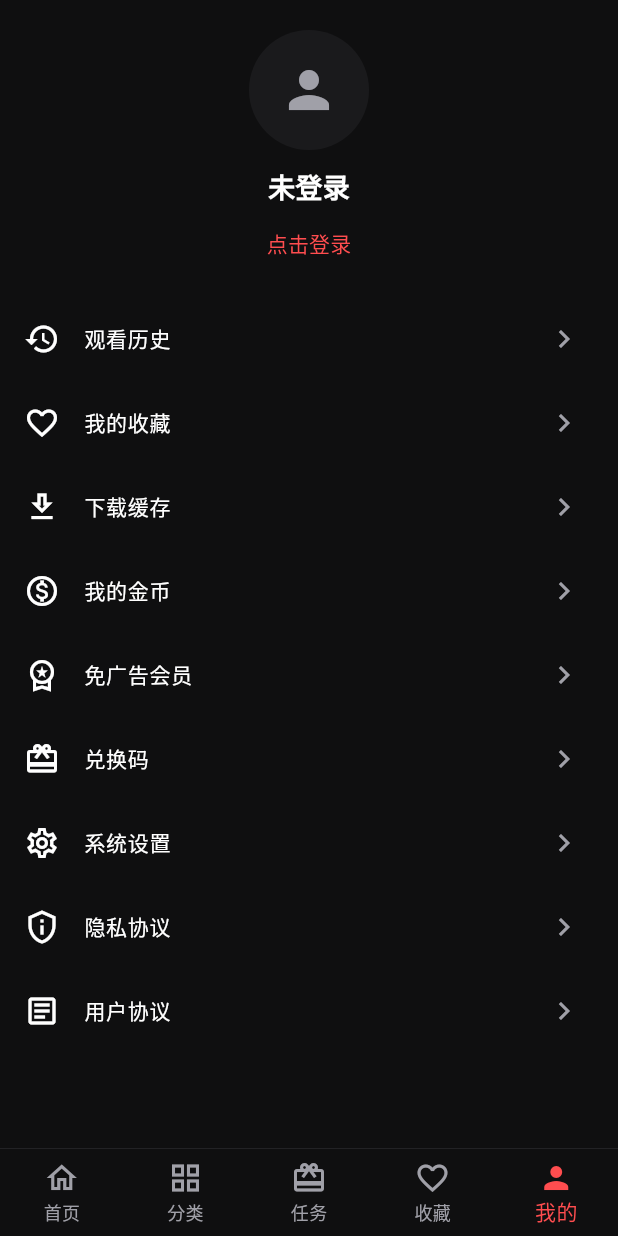
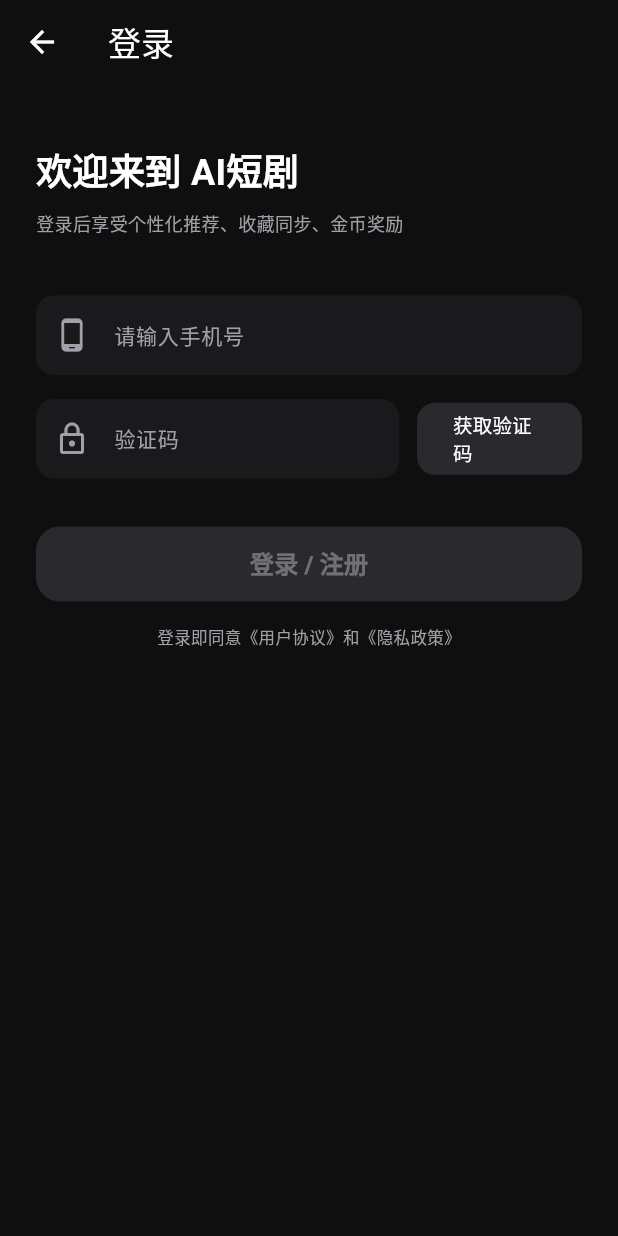
Before and after one commit to boorzhang/aimj, a Flutter app: the ProfilePage screen opened by its route, after a tap on "点击登录", on a phone screen of 412 x 824 dp. Run offline on Flutter 3.47's test engine with Material 3 defaults, Android fonts, the phone set to English and light mode, and no system bars; our stand-ins replace cached_network_image, dio, flutter_riverpod, flutter_screenutil, go_router, shared_preferences and 1 more; accounts and stored records are empty; network calls fail.

Commit message:
feat: 用户系统 - 登录/签到/金币/鉴权状态管理
后端：
- UserRepo 接口 + 内存实现（注册/登录/签到/金币增减）
- UserService 业务层（手机号+验证码登录，MVP固定1234）
- JWT 签发 + 自动注册新用户（送100金币）
- 签到接口：连续签到奖励递增（20/30/50金币），防重复签到
- 路由：POST /user/login（公开）、GET /user/me + POST /user/sign-in（需JWT）

客户端：
- AuthState + AuthNotifier（Riverpod StateNotifier）
- JWT 存 SharedPreferences，启动时自动恢复登录态
- Dio 拦截器自动注入 Authorization header
- 登录页：手机号输入 + 验证码 60s 倒计时 + 登录/注册按钮
- Profile 页：已登录显示昵称+金币余额+退出，未登录显示登录入口
- 任务中心：签到调真接口，未登录跳登录页

```diff
--- a/client/lib/app.dart
+++ b/client/lib/app.dart
@@ -1,11 +1,25 @@
 import 'package:flutter/material.dart';
+import 'package:flutter_riverpod/flutter_riverpod.dart';
 import 'package:flutter_screenutil/flutter_screenutil.dart';
 
 import 'router/app_router.dart';
+import 'services/auth/auth_service.dart';
 import 'theme/app_theme.dart';
 
-class AimjApp extends StatelessWidget {
+class AimjApp extends ConsumerStatefulWidget {
   const AimjApp({super.key});
+
+  @override
+  ConsumerState<AimjApp> createState() => _AimjAppState();
+}
+
+class _AimjAppState extends ConsumerState<AimjApp> {
+  @override
+  void initState() {
+    super.initState();
+    // 启动时从本地恢复登录态
+    Future.microtask(() => ref.read(authProvider.notifier).restore());
+  }
 
   @override
   Widget build(BuildContext context) {
--- /dev/null
+++ b/client/lib/pages/login/login_page.dart
@@ -0,0 +1,224 @@
+import 'dart:async';
+
+import 'package:flutter/material.dart';
+import 'package:flutter_riverpod/flutter_riverpod.dart';
+import 'package:go_router/go_router.dart';
+
+import '../../services/auth/auth_service.dart';
+import '../../theme/app_theme.dart';
+
+/// 手机号 + 验证码登录页
+///
+/// MVP 阶段验证码固定 1234。
+class LoginPage extends ConsumerStatefulWidget {
+  const LoginPage({super.key});
+
+  @override
+  ConsumerState<LoginPage> createState() => _LoginPageState();
+}
+
+class _LoginPageState extends ConsumerState<LoginPage> {
+  final _phoneCtl = TextEditingController();
+  final _codeCtl = TextEditingController();
+  bool _sending = false;
+  bool _logging = false;
+  int _countdown = 0;
+  Timer? _timer;
+
+  @override
+  void dispose() {
+    _phoneCtl.dispose();
+    _codeCtl.dispose();
+    _timer?.cancel();
+    super.dispose();
+  }
+
+  bool get _phoneValid => _phoneCtl.text.trim().length >= 11;
+  bool get _codeValid => _codeCtl.text.trim().length >= 4;
+
+  Future<void> _sendCode() async {
+    if (!_phoneValid || _sending) return;
+    setState(() => _sending = true);
+    // MVP: 模拟发送
+    await Future.delayed(const Duration(milliseconds: 500));
+    if (!mounted) return;
+    setState(() {
+      _sending = false;
+      _countdown = 60;
+    });
+    _timer?.cancel();
+    _timer = Timer.periodic(const Duration(seconds: 1), (t) {
+      if (!mounted) {
+        t.cancel();
+        return;
+      }
+      setState(() {
+        _countdown--;
+        if (_countdown <= 0) t.cancel();
+      });
+    });
+    ScaffoldMessenger.of(context).showSnackBar(
+      const SnackBar(
+        backgroundColor: AppColors.card,
+        content: Text('验证码已发送（测试环境固定 1234）', style: AppTextStyles.body),
+      ),
+    );
+  }
+
+  Future<void> _login() async {
+    if (!_phoneValid || !_codeValid || _logging) return;
+    setState(() => _logging = true);
+    final err = await ref.read(authProvider.notifier).login(
+          _phoneCtl.text.trim(),
+          _codeCtl.text.trim(),
+        );
+    if (!mounted) return;
+    setState(() => _logging = false);
+    if (err != null) {
+      ScaffoldMessenger.of(context).showSnackBar(
+        SnackBar(
+          backgroundColor: AppColors.card,
+          content: Text(err, style: AppTextStyles.body),
+        ),
+      );
+    } else {
+      context.pop();
+    }
+  }
+
+  @override
+  Widget build(BuildContext context) {
+    return Scaffold(
+      backgroundColor: AppColors.background,
+      appBar: AppBar(title: const Text('登录')),
+      body: SafeArea(
+        child: Padding(
+          padding: const EdgeInsets.symmetric(horizontal: 24),
+          child: Column(
+            crossAxisAlignment: CrossAxisAlignment.stretch,
+            children: [
+              const SizedBox(height: 40),
+              const Text('欢迎来到 AI短剧',
+                  style: TextStyle(color: Colors.white, fontSize: 24, fontWeight: FontWeight.bold)),
+              const SizedBox(height: 8),
+              const Text('登录后享受个性化推荐、收藏同步、金币奖励',
+                  style: AppTextStyles.caption),
+              const SizedBox(height: 40),
+
+              // 手机号
+              TextField(
+                controller: _phoneCtl,
+                keyboardType: TextInputType.phone,
+                maxLength: 11,
+                style: AppTextStyles.body,
+                onChanged: (_) => setState(() {}),
+                decoration: InputDecoration(
+                  hintText: '请输入手机号',
+                  hintStyle: const TextStyle(color: AppColors.textSecondary),
+                  counterText: '',
+                  prefixIcon: const Icon(Icons.phone_android, color: AppColors.textSecondary),
+                  filled: true,
+                  fillColor: AppColors.card,
+                  border: OutlineInputBorder(
+                    borderRadius: BorderRadius.circular(12),
+                    borderSide: BorderSide.none,
+                  ),
+                ),
+              ),
+              const SizedBox(height: 16),
+
+              // 验证码
+              Row(
+                children: [
+                  Expanded(
+                    child: TextField(
+                      controller: _codeCtl,
+                      keyboardType: TextInputType.number,
+                      maxLength: 6,
+                      style: AppTextStyles.body,
+                      onChanged: (_) => setState(() {}),
+                      decoration: InputDecoration(
+                        hintText: '验证码',
+                        hintStyle: const TextStyle(color: AppColors.textSecondary),
+                        counterText: '',
+                        prefixIcon: const Icon(Icons.lock_outline, color: AppColors.textSecondary),
+                        filled: true,
+                        fillColor: AppColors.card,
+                        border: OutlineInputBorder(
+                          borderRadius: BorderRadius.circular(12),
+                          borderSide: BorderSide.none,
+                        ),
+                      ),
+                    ),
+                  ),
+                  const SizedBox(width: 12),
+                  SizedBox(
+                    width: 110,
+                    height: 48,
+                    child: ElevatedButton(
+                      onPressed: _countdown > 0 || !_phoneValid ? null : _sendCode,
+                      style: ElevatedButton.styleFrom(
+                        backgroundColor: AppColors.primary,
+                        disabledBackgroundColor: AppColors.divider,
+                        shape: RoundedRectangleBorder(
+                          borderRadius: BorderRadius.circular(12),
+                        ),
+                      ),
+                      child: _sending
+                          ? const SizedBox(
+                              width: 18,
+                              height: 18,
+                              child: CircularProgressIndicator(
+                                strokeWidth: 2,
+                                color: Colors.white,
+                              ),
+                            )
+                          : Text(
+                              _countdown > 0 ? '${_countdown}s' : '获取验证码',
+                              style: TextStyle(
+                                color: _countdown > 0 ? AppColors.textSecondary : Colors.white,
+                                fontSize: 13,
+                              ),
+                            ),
+                    ),
+                  ),
+                ],
+              ),
+              const SizedBox(height: 32),
+
+              // 登录按钮
+              SizedBox(
+                height: 50,
+                child: ElevatedButton(
+                  onPressed: _phoneValid && _codeValid && !_logging ? _login : null,
+                  style: ElevatedButton.styleFrom(
+                    backgroundColor: AppColors.primary,
+                    disabledBackgroundColor: AppColors.divider,
+                    shape: RoundedRectangleBorder(
+                      borderRadius: BorderRadius.circular(AppRadii.button),
+                    ),
+                  ),
+                  child: _logging
+                      ? const SizedBox(
+                          width: 20,
+                          height: 20,
+                          child: CircularProgressIndicator(strokeWidth: 2, color: Colors.white),
+                        )
+                      : const Text('登录 / 注册',
+                          style: TextStyle(fontSize: 16, fontWeight: FontWeight.bold)),
+                ),
+              ),
+              const SizedBox(height: 16),
+              const Center(
+                child: Text(
+                  '登录即同意《用户协议》和《隐私政策》',
+                  style: TextStyle(color: AppColors.textSecondary, fontSize: 11),
+                ),
+              ),
+            ],
+          ),
+        ),
+      ),
+    );
+  }
+}
--- a/client/lib/pages/profile/profile_page.dart
+++ b/client/lib/pages/profile/profile_page.dart
@@ -1,9 +1,11 @@
 import 'package:flutter/material.dart';
+import 'package:flutter_riverpod/flutter_riverpod.dart';
 import 'package:go_router/go_router.dart';
 
+import '../../services/auth/auth_service.dart';
 import '../../theme/app_theme.dart';
 
-class ProfilePage extends StatelessWidget {
+class ProfilePage extends ConsumerWidget {
   const ProfilePage({super.key});
 
   static const _items = <_MenuItem>[
@@ -12,14 +14,16 @@ class ProfilePage extends StatelessWidget {
     _MenuItem(icon: Icons.download_outlined, label: '下载缓存'),
     _MenuItem(icon: Icons.monetization_on_outlined, label: '我的金币'),
     _MenuItem(icon: Icons.workspace_premium_outlined, label: '免广告会员'),
-    _MenuItem(icon: Icons.redeem_outlined, label: '兑换码'),
     _MenuItem(icon: Icons.settings_outlined, label: '系统设置'),
     _MenuItem(icon: Icons.privacy_tip_outlined, label: '隐私协议'),
     _MenuItem(icon: Icons.article_outlined, label: '用户协议'),
   ];
 
   @override
-  Widget build(BuildContext context) {
+  Widget build(BuildContext context, WidgetRef ref) {
+    final auth = ref.watch(authProvider);
+    final user = auth.user;
+
     return SafeArea(
       child: ListView(
         children: [
@@ -27,22 +31,51 @@ class ProfilePage extends StatelessWidget {
           Center(
             child: Column(
               children: [
-                const CircleAvatar(
+                CircleAvatar(
                   radius: 40,
-                  backgroundColor: AppColors.card,
-                  child: Icon(Icons.person, size: 40, color: AppColors.textSecondary),
+                  backgroundColor: auth.loggedIn ? AppColors.primary.withValues(alpha: 0.2) : AppColors.card,
+                  child: Icon(
+                    auth.loggedIn ? Icons.person : Icons.person_outline,
+                    size: 40,
+                    color: auth.loggedIn ? AppColors.primary : AppColors.textSecondary,
+                  ),
                 ),
                 const SizedBox(height: 12),
-                const Text('未登录',
-                    style: TextStyle(
-                      color: AppColors.textPrimary,
-                      fontSize: 18,
-                      fontWeight: FontWeight.w600,
-                    )),
-                TextButton(
-                  onPressed: () {},
-                  child: const Text('点击登录', style: TextStyle(color: AppColors.primary)),
+                Text(
+                  auth.loggedIn ? (user?.nickname ?? '用户') : '未登录',
+                  style: const TextStyle(
+                    color: AppColors.textPrimary,
+                    fontSize: 18,
+                    fontWeight: FontWeight.w600,
+                  ),
                 ),
+                if (auth.loggedIn && user != null) ...[
+                  const SizedBox(height: 4),
+                  Row(
+                    mainAxisAlignment: MainAxisAlignment.center,
+                    children: [
+                      const Icon(Icons.monetization_on, size: 16, color: AppColors.accent),
+                      const SizedBox(width: 4),
+                      Text(
+                        '${user.coins} 金币',
+                        style: const TextStyle(color: AppColors.accent, fontSize: 13),
+                      ),
+                    ],
+                  ),
+                ],
+                const SizedBox(height: 4),
+                if (!auth.loggedIn)
+                  TextButton(
+                    onPressed: () => context.push('/login'),
+                    child: const Text('点击登录', style: TextStyle(color: AppColors.primary)),
+                  )
+                else
+                  TextButton(
+                    onPressed: () async {
+                      await ref.read(authProvider.notifier).logout();
+                    },
+                    child: const Text('退出登录', style: TextStyle(color: AppColors.textSecondary, fontSize: 12)),
+                  ),
               ],
             ),
           ),
--- a/client/lib/router/app_router.dart
+++ b/client/lib/router/app_router.dart
@@ -5,6 +5,7 @@ import '../pages/category/category_page.dart';
 import '../pages/drama_detail/drama_detail_page.dart';
 import '../pages/favorites/favorites_page.dart';
 import '../pages/history/history_page.dart';
+import '../pages/login/login_page.dart';
 import '../pages/home/home_page.dart';
 import '../pages/search/search_page.dart';
 import '../pages/player/player_page.dart';
@@ -61,6 +62,11 @@ class AppRouter {
         },
       ),
       GoRoute(
+        path: '/login',
+        name: 'login',
+        builder: (_, __) => const LoginPage(),
+      ),
+      GoRoute(
         path: '/search',
         name: 'search',
         builder: (_, __) => const SearchPage(),
```
Also changed, not shown: client/lib/pages/task/task_center_page.dart (+72 -14 lines), client/lib/services/auth/auth_service.dart (added, +104 -0 lines), client/lib/services/auth/auth_state.dart (added, +52 -0 lines), 6 other files.
